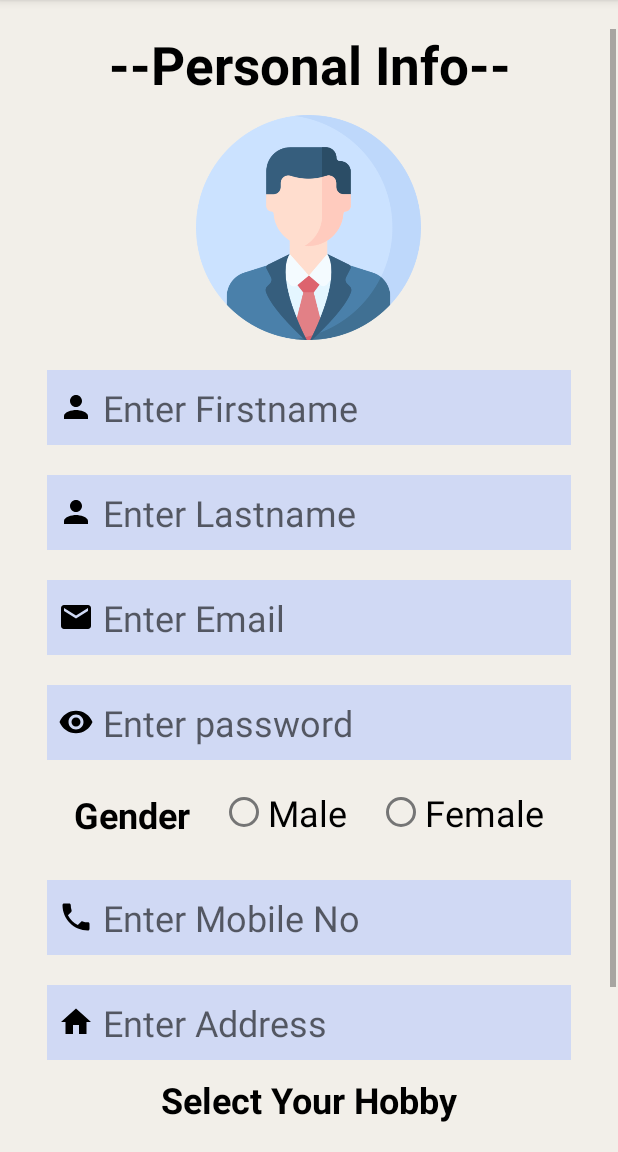
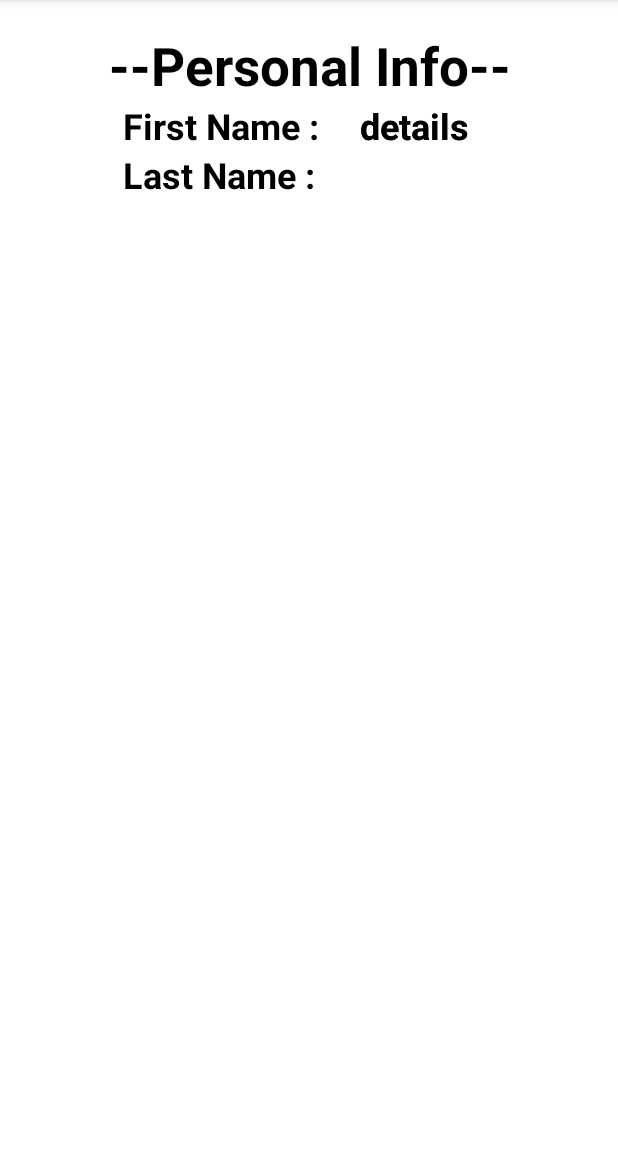
Before and after one commit to siddharth7247/demo_project, an Android app: the DetailsActivity screen opened directly, with no data from a screen before it, on a phone screen of 412 x 824 dp, the part 84-1236 px from its top. Run offline under Robolectric (Android 15) with nearby library versions, the phone set to English and light mode, and no system bars.

Commit message:
Drawable task done

```diff
--- a/app/src/main/AndroidManifest.xml
+++ b/app/src/main/AndroidManifest.xml
@@ -13,17 +13,16 @@
         android:theme="@style/Theme.Demo"
         tools:targetApi="31">
         <activity
-            android:name=".SignUp"
+            android:name="ViewsDemo.DetailsActivity"
+            android:exported="false" />
+        <activity
+            android:name="ViewsDemo.SignUp"
             android:exported="true">
-            <intent-filter>
-                <action android:name="android.intent.action.MAIN" />
 
-                <category android:name="android.intent.category.LAUNCHER" />
-            </intent-filter>
         </activity>
         <activity
             android:name="ConstraintLayoutDemo.ConstraintLayoutDemo"
-            android:exported="true"/>
+            android:exported="true" />
         <activity
             android:name=".LinearLayoutDemo"
             android:exported="false" />
@@ -32,7 +31,7 @@
             android:exported="false" />
         <activity
             android:name="IntentDemo.LoginActivity"
-            android:exported="true"></activity>
+            android:exported="true" />
         <activity
             android:name=".MainActivity"
             android:exported="true">
--- a/app/src/main/java/com/example/demo/SignUp.kt
+++ b/app/src/main/java/ViewsDemo/DetailsActivity.kt
@@ -1,16 +1,17 @@
-package com.example.demo
+package ViewsDemo
 
 import android.os.Bundle
 import androidx.activity.enableEdgeToEdge
 import androidx.appcompat.app.AppCompatActivity
 import androidx.core.view.ViewCompat
 import androidx.core.view.WindowInsetsCompat
+import com.example.demo.R
 
-class SignUp : AppCompatActivity() {
+class DetailsActivity : AppCompatActivity() {
     override fun onCreate(savedInstanceState: Bundle?) {
         super.onCreate(savedInstanceState)
         enableEdgeToEdge()
-        setContentView(R.layout.activity_sign_up)
+        setContentView(R.layout.activity_details)
         ViewCompat.setOnApplyWindowInsetsListener(findViewById(R.id.main)) { v, insets ->
             val systemBars = insets.getInsets(WindowInsetsCompat.Type.systemBars())
             v.setPadding(systemBars.left, systemBars.top, systemBars.right, systemBars.bottom)
--- /dev/null
+++ b/app/src/main/res/drawable/not_pressed.xml
@@ -0,0 +1,4 @@
+<?xml version="1.0" encoding="utf-8"?>
+<shape xmlns:android="http://schemas.android.com/apk/res/android">
+
+</shape>
--- /dev/null
+++ b/app/src/main/res/drawable/pressed.xml
@@ -0,0 +1,5 @@
+<?xml version="1.0" encoding="utf-8"?>
+<shape xmlns:android="http://schemas.android.com/apk/res/android">
+<solid android:color="@color/purple_200"/>
+
+</shape>
--- /dev/null
+++ b/app/src/main/res/drawable/textboxstyal.xml
@@ -0,0 +1,4 @@
+<?xml version="1.0" encoding="utf-8"?>
+<shape xmlns:android="http://schemas.android.com/apk/res/android">
+
+</shape>
--- /dev/null
+++ b/app/src/main/res/layout/activity_details.xml
@@ -0,0 +1,67 @@
+<?xml version="1.0" encoding="utf-8"?>
+<androidx.constraintlayout.widget.ConstraintLayout xmlns:android="http://schemas.android.com/apk/res/android"
+    xmlns:app="http://schemas.android.com/apk/res-auto"
+    xmlns:tools="http://schemas.android.com/tools"
+    android:id="@+id/main"
+    android:layout_width="match_parent"
+    android:layout_height="match_parent"
+    tools:context="ViewsDemo.DetailsActivity">
+
+    <TextView
+        android:id="@+id/txtPersonalInfo"
+        android:layout_width="wrap_content"
+        android:layout_height="wrap_content"
+        android:gravity="center"
+        android:layout_marginTop="20dp"
+        android:text="--Personal Info--"
+        android:textColor="@color/black"
+        android:textSize="35dp"
+        android:textStyle="bold"
+        app:layout_constraintTop_toTopOf="parent"
+        app:layout_constraintStart_toStartOf="parent"
+        app:layout_constraintEnd_toEndOf="parent"/>
+
+    <TextView
+        android:text="First Name :"
+        android:id="@+id/firstName"
+        android:textSize="24dp"
+        android:textStyle="bold"
+        android:textColor="@color/black"
+        android:layout_width="wrap_content"
+        android:layout_marginStart="10dp"
+        app:layout_constraintStart_toStartOf="@id/txtPersonalInfo"
+        app:layout_constraintTop_toBottomOf="@id/txtPersonalInfo"
+        android:layout_height="wrap_content"/>
+    <TextView
+        android:text="details"
+        android:textSize="24dp"
+        android:textStyle="bold"
+        android:textColor="@color/black"
+        android:layout_width="wrap_content"
+        app:layout_constraintStart_toEndOf="@id/firstName"
+        app:layout_constraintTop_toTopOf="@id/firstName"
+        app:layout_constraintEnd_toEndOf="@id/txtPersonalInfo"
+        android:layout_height="wrap_content"/>
+
+    <TextView
+        android:text="Last Name :"
+        android:id="@+id/lastName"
+        android:textSize="24dp"
+        android:textStyle="bold"
+        android:textColor="@color/black"
+        android:layout_width="wrap_content"
+        app:layout_constraintStart_toStartOf="@id/firstName"
+        app:layout_constraintTop_toBottomOf="@id/firstName"
+        android:layout_height="wrap_content"/>
+    <TextView
+        android:text="details"
+        android:textSize="24dp"
+        android:textStyle="bold"
+        android:textColor="@color/black"
+        android:layout_width="wrap_content"
+        app:layout_constraintStart_toEndOf="@id/firstName"
+        app:layout_constraintTop_toTopOf="@id/firstName"
+        app:layout_constraintEnd_toEndOf="@id/txtPersonalInfo"
+        android:layout_height="wrap_content"/>
+
+</androidx.constraintlayout.widget.ConstraintLayout>
--- a/app/src/main/res/layout/activity_sign_up.xml
+++ b/app/src/main/res/layout/activity_sign_up.xml
@@ -6,7 +6,7 @@
     android:layout_width="match_parent"
     android:layout_height="match_parent"
     android:background="#F2EFE9"
-    tools:context=".SignUp">
+    tools:context="ViewsDemo.SignUp">
 
     <ScrollView
 
@@ -194,23 +194,23 @@
                 >
 
                 <Button
+                    android:id="@+id/btnSubmit"
                     android:text="Submit"
                     android:textColor="@color/black"
-                    android:layout_marginStart="30dp"
+                    android:layout_marginStart="65dp"
                     android:textSize="24sp"
                     android:layout_width="wrap_content"
                     android:layout_height="wrap_content" />
                 <Button
-                    android:text="Reseat"
+                    android:id="@+id/btnReset"
+                    android:text="Reset"
                     android:textColor="@color/black"
-                    android:layout_marginStart="75dp"
+                    android:layout_marginStart="30dp"
                     android:textSize="24dp"
                     android:layout_width="wrap_content"
                     android:layout_height="wrap_content" />
 
             </LinearLayout>
-
-
         </LinearLayout>
     </ScrollView>
 </androidx.constraintlayout.widget.ConstraintLayout>
```
Also changed, not shown: app/src/main/java/DrawableDemo/DrawableDemo.kt (added, +21 -0 lines), app/src/main/java/ViewsDemo/SignUp.kt (added, +44 -0 lines), app/src/main/java/ViewsDemo/ViewsDemoActivity.kt (added, +21 -0 lines), app/src/main/java/com/example/demo/MainActivity.kt (+11 -1 lines), app/src/main/res/layout/activity_drawable_demo.xml (added, +10 -0 lines), app/src/main/res/layout/activity_main.xml (+8 -1 lines), app/src/main/res/layout/activity_views_demo.xml (added, +10 -0 lines).
